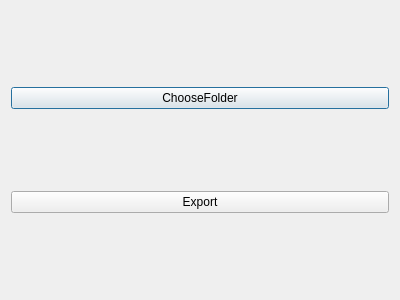
Above: importmoisturedata.ui from ArashMassoudieh/DryWellScriptGenerator before the change. Below: the same form after it.
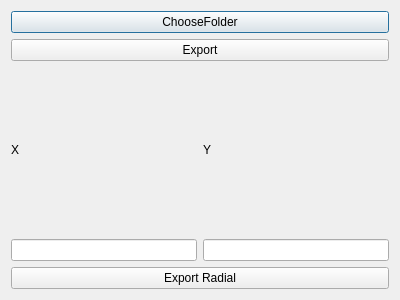
That is the form after the change.

Diff of the .ui file:
```diff
--- a/importmoisturedata.ui
+++ b/importmoisturedata.ui
@@ -28,6 +28,45 @@
      </property>
     </widget>
    </item>
+   <item>
+    <layout class="QHBoxLayout" name="horizontalLayout">
+     <item>
+      <layout class="QVBoxLayout" name="verticalLayout_2">
+       <item>
+        <widget class="QLabel" name="label">
+         <property name="text">
+          <string>X</string>
+         </property>
+        </widget>
+       </item>
+       <item>
+        <widget class="QLineEdit" name="center_X"/>
+       </item>
+      </layout>
+     </item>
+     <item>
+      <layout class="QVBoxLayout" name="verticalLayout_3">
+       <item>
+        <widget class="QLabel" name="label_2">
+         <property name="text">
+          <string>Y</string>
+         </property>
+        </widget>
+       </item>
+       <item>
+        <widget class="QLineEdit" name="center_y"/>
+       </item>
+      </layout>
+     </item>
+    </layout>
+   </item>
+   <item>
+    <widget class="QPushButton" name="Export_Radial_coordinate">
+     <property name="text">
+      <string>Export Radial</string>
+     </property>
+    </widget>
+   </item>
   </layout>
  </widget>
  <resources/>
```
